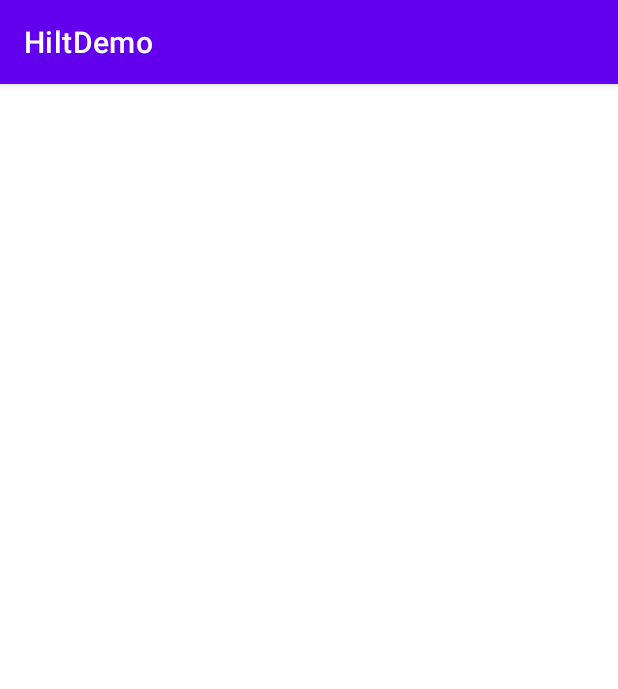
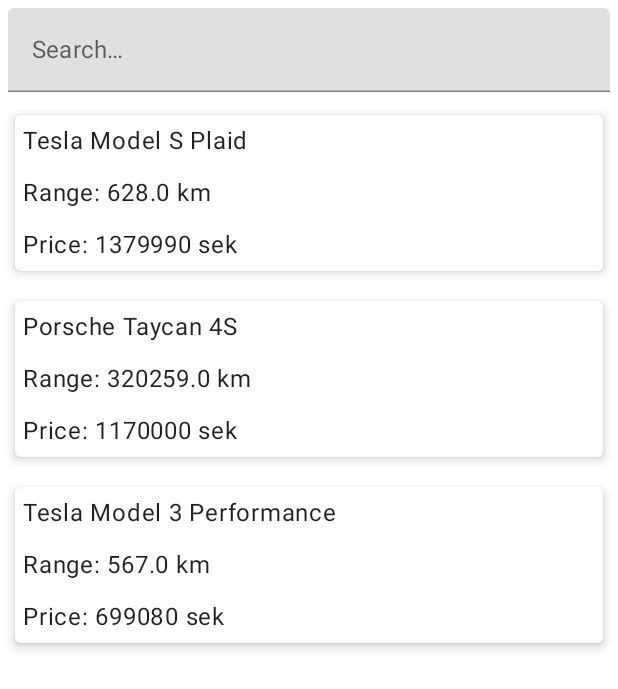
Before and after one commit to HannesHaggander/ev-car-stats, an Android app built with Jetpack Compose: the screen it shows after launch (MainActivity), on a phone screen of 412 x 824 dp. Shown: the top 689 px of the screen. Run offline under Robolectric (Android 15) with nearby library versions, the phone set to English and light mode, and no system bars; our stand-ins replace Dagger/Hilt's generated code, livedata-compose.

Commit message:
add compose ui elements and view model binding

```diff
--- a/app/build.gradle
+++ b/app/build.gradle
@@ -19,6 +19,11 @@ android {
         testInstrumentationRunner "androidx.test.runner.AndroidJUnitRunner"
     }
 
+    buildFeatures {
+        viewBinding true
+        compose true
+    }
+
     buildTypes {
         release {
             minifyEnabled false
@@ -31,6 +36,11 @@ android {
     }
     kotlinOptions {
         jvmTarget = '1.8'
+        useIR = true
+    }
+    composeOptions {
+        kotlinCompilerVersion "1.5.10"
+        kotlinCompilerExtensionVersion "1.0.0-rc01"
     }
 }
 
@@ -54,4 +64,11 @@ dependencies {
     implementation "androidx.navigation:navigation-ui-ktx:$nav_version"
     androidTestImplementation "androidx.navigation:navigation-testing:$nav_version"
 
+    // compose
+    implementation "androidx.compose.ui:ui:$compose_version"
+    implementation "androidx.compose.ui:ui-tooling:$compose_version"
+    implementation "androidx.compose.material:material:$compose_version"
+    implementation "androidx.activity:activity-compose:1.3.0-rc01"
+    implementation "androidx.compose.runtime:runtime-livedata:$compose_version"
+
 }
--- a/app/src/main/java/com/towerowl/hiltdemo/fragment/OverviewFragment.kt
+++ b/app/src/main/java/com/towerowl/hiltdemo/fragment/OverviewFragment.kt
@@ -1,29 +1,118 @@
 package com.towerowl.hiltdemo.fragment
 
 import android.os.Bundle
-import android.util.Log
+import android.view.LayoutInflater
 import android.view.View
+import android.view.ViewGroup
+import androidx.compose.foundation.layout.Column
+import androidx.compose.foundation.layout.fillMaxWidth
+import androidx.compose.foundation.layout.padding
+import androidx.compose.foundation.layout.wrapContentHeight
+import androidx.compose.foundation.lazy.LazyColumn
+import androidx.compose.foundation.lazy.itemsIndexed
+import androidx.compose.material.Card
+import androidx.compose.material.MaterialTheme
+import androidx.compose.material.Text
+import androidx.compose.material.TextField
+import androidx.compose.runtime.Composable
+import androidx.compose.runtime.livedata.observeAsState
+import androidx.compose.ui.Modifier
+import androidx.compose.ui.platform.ComposeView
+import androidx.compose.ui.unit.dp
 import androidx.fragment.app.Fragment
 import androidx.fragment.app.viewModels
 import com.towerowl.hiltdemo.R
+import com.towerowl.hiltdemo.data.Vehicle
 import com.towerowl.hiltdemo.viewmodels.VehicleViewModel
 import dagger.hilt.android.AndroidEntryPoint
 
 @AndroidEntryPoint
-class OverviewFragment : Fragment(R.layout.fragment_overview) {
+class OverviewFragment : Fragment() {
 
     private val vehicleViewModel: VehicleViewModel by viewModels()
 
-    override fun onViewCreated(view: View, savedInstanceState: Bundle?) {
-        super.onViewCreated(view, savedInstanceState)
-        vehicleViewModel.popularVehicles.observe(viewLifecycleOwner) { popularVehicles ->
-            Log.d(TAG, "onViewCreated: ${popularVehicles.joinToString("\n")}")
+    override fun onCreateView(
+        inflater: LayoutInflater,
+        container: ViewGroup?,
+        savedInstanceState: Bundle?
+    ): View = ComposeView(requireActivity()).apply {
+        setContent {
+            Column {
+                val query = vehicleViewModel.searchQuery.observeAsState(initial = "")
+                StatelessVehicleSearchField(
+                    value = query.value,
+                    modifier = Modifier
+                        .wrapContentHeight()
+                        .fillMaxWidth()
+                        .smallPadding()
+                ) {
+                    vehicleViewModel.updateSearchQuery(it)
+                }
+
+                val popularVehicles = vehicleViewModel
+                    .filteredPopularVehicles
+                    .observeAsState(initial = listOf())
+
+                LazyColumn {
+                    itemsIndexed(
+                        items = popularVehicles.value
+                    ) { _, vehicle ->
+                        OverViewItem(vehicle = vehicle)
+                    }
+                }
+            }
         }
-        vehicleViewModel.fetchPopularVehicles()
     }
 
-    companion object {
-        private const val TAG = "OverviewFragment"
+    @Composable
+    fun OverViewItem(vehicle: Vehicle) {
+        MaterialTheme {
+            Card(
+                shape = MaterialTheme.shapes.small,
+                modifier = Modifier
+                    .padding(10.dp)
+                    .fillMaxWidth()
+                    .wrapContentHeight(),
+                elevation = 4.dp
+            ) {
+                Column(modifier = Modifier.fillMaxWidth()) {
+                    InformationText(vehicle.name)
+                    InformationText(
+                        getString(
+                            R.string.generic_range_with_arg,
+                            vehicle.range.toString(),
+                            "km"
+                        )
+                    )
+                    InformationText(
+                        getString(
+                            R.string.generic_price_with_arg,
+                            vehicle.price.toString(),
+                            "sek"
+                        )
+                    )
+                }
+            }
+        }
     }
 
+    @Composable
+    fun InformationText(text: String) {
+        Text(
+            text = text,
+            modifier = Modifier.smallPadding()
+        )
+    }
+
+    @Composable
+    fun StatelessVehicleSearchField(value: String, modifier: Modifier, onChange: (String) -> Unit) {
+        TextField(
+            value = value,
+            onValueChange = onChange,
+            label = { Text(getString(R.string.generic_search)) },
+            modifier = modifier,
+        )
+    }
+
+    private fun Modifier.smallPadding() = padding(5.dp)
 }
--- a/app/src/main/java/com/towerowl/hiltdemo/fragment/VehicleDetailsFragment.kt
+++ b/app/src/main/java/com/towerowl/hiltdemo/fragment/VehicleDetailsFragment.kt
@@ -1,7 +1,6 @@
 package com.towerowl.hiltdemo.fragment
 
 import androidx.fragment.app.Fragment
-import com.towerowl.hiltdemo.R
 
-class VehicleDetailsFragment : Fragment(R.layout.fragment_vehicle_details) {
+class VehicleDetailsFragment : Fragment() {
 }
--- a/app/src/main/java/com/towerowl/hiltdemo/item/VehicleOverviewItem.kt
+++ /dev/null
@@ -1,4 +0,0 @@
-package com.towerowl.hiltdemo.item
-
-class VehicleOverviewItem {
-}
--- a/app/src/main/java/com/towerowl/hiltdemo/viewmodels/VehicleViewModel.kt
+++ b/app/src/main/java/com/towerowl/hiltdemo/viewmodels/VehicleViewModel.kt
@@ -18,14 +18,38 @@ class VehicleViewModel @Inject constructor(
 ) : ViewModel() {
 
     private val _popularVehicles: MutableLiveData<List<Vehicle>> = MutableLiveData()
-    val popularVehicles: LiveData<List<Vehicle>> get() = _popularVehicles
+    private val _filteredPopularVehicles: MutableLiveData<List<Vehicle>> = MutableLiveData()
+    val filteredPopularVehicles: LiveData<List<Vehicle>> get() = _filteredPopularVehicles
+    private val _searchQuery: MutableLiveData<String> = MutableLiveData()
+    val searchQuery: LiveData<String> get() = _searchQuery
+
     private var fetchPopularVehiclesJob: Job? = null
         set(value) {
             field?.cancel()
             field = value
         }
 
-    fun fetchPopularVehicles() {
+    init {
+        fetchPopularVehicles()
+        _popularVehicles.observeForever { popularVehicles ->
+            _filteredPopularVehicles.postValue(
+                searchQuery.value.let { query ->
+                    if (query.isNullOrEmpty()) popularVehicles
+                    else popularVehicles.filter { it.name.contains(query, ignoreCase = true) }
+                }
+            )
+        }
+
+        _searchQuery.observeForever { query ->
+            _filteredPopularVehicles.postValue(
+                if (query.isNullOrEmpty()) _popularVehicles.value
+                else _popularVehicles.value.orEmpty()
+                    .filter { it.name.contains(query, ignoreCase = true) }
+            )
+        }
+    }
+
+    private fun fetchPopularVehicles() {
         viewModelScope.launch(IO) {
             vehicleRepository
                 .getPopularVehicles()
@@ -33,4 +57,9 @@ class VehicleViewModel @Inject constructor(
         }.also { fetchPopularVehiclesJob = it }
     }
 
+    fun updateSearchQuery(query: String) {
+        if (_searchQuery.value == query) return
+        _searchQuery.postValue(query)
+    }
+
 }
--- a/app/src/main/res/layout/fragment_overview.xml
+++ /dev/null
@@ -1,6 +0,0 @@
-<?xml version="1.0" encoding="utf-8"?>
-<androidx.constraintlayout.widget.ConstraintLayout xmlns:android="http://schemas.android.com/apk/res/android"
-    android:layout_width="match_parent"
-    android:layout_height="match_parent">
-
-</androidx.constraintlayout.widget.ConstraintLayout>
--- a/app/src/main/res/layout/fragment_vehicle_details.xml
+++ /dev/null
@@ -1,6 +0,0 @@
-<?xml version="1.0" encoding="utf-8"?>
-<androidx.constraintlayout.widget.ConstraintLayout xmlns:android="http://schemas.android.com/apk/res/android"
-    android:layout_width="match_parent"
-    android:layout_height="match_parent">
-
-</androidx.constraintlayout.widget.ConstraintLayout>
--- a/app/src/main/res/layout/item_vehicle_overview.xml
+++ /dev/null
@@ -1,7 +0,0 @@
-<?xml version="1.0" encoding="utf-8"?>
-<androidx.constraintlayout.widget.ConstraintLayout xmlns:android="http://schemas.android.com/apk/res/android"
-    android:layout_width="match_parent"
-    android:layout_height="wrap_content">
-
-
-</androidx.constraintlayout.widget.ConstraintLayout>
--- a/app/src/main/res/values-night/themes.xml
+++ b/app/src/main/res/values-night/themes.xml
@@ -1,6 +1,6 @@
 <resources xmlns:tools="http://schemas.android.com/tools">
     <!-- Base application theme. -->
-    <style name="Theme.HiltDemo" parent="Theme.MaterialComponents.DayNight.DarkActionBar">
+    <style name="Theme.HiltDemo" parent="Theme.MaterialComponents.DayNight.NoActionBar">
         <!-- Primary brand color. -->
         <item name="colorPrimary">@color/purple_200</item>
         <item name="colorPrimaryVariant">@color/purple_700</item>
--- a/app/src/main/res/values/strings.xml
+++ b/app/src/main/res/values/strings.xml
@@ -1,3 +1,6 @@
 <resources>
     <string name="app_name">HiltDemo</string>
+    <string name="generic_range_with_arg">Range: %s %s</string>
+    <string name="generic_price_with_arg">Price: %s %s</string>
+    <string name="generic_search">Search…</string>
 </resources>
--- a/app/src/main/res/values/themes.xml
+++ b/app/src/main/res/values/themes.xml
@@ -1,6 +1,6 @@
 <resources xmlns:tools="http://schemas.android.com/tools">
     <!-- Base application theme. -->
-    <style name="Theme.HiltDemo" parent="Theme.MaterialComponents.DayNight.DarkActionBar">
+    <style name="Theme.HiltDemo" parent="Theme.MaterialComponents.DayNight.NoActionBar">
         <!-- Primary brand color. -->
         <item name="colorPrimary">@color/purple_500</item>
         <item name="colorPrimaryVariant">@color/purple_700</item>
--- a/build.gradle
+++ b/build.gradle
@@ -1,10 +1,11 @@
 // Top-level build file where you can add configuration options common to all sub-projects/modules.
 buildscript {
     ext {
-        kotlin_version = "1.5.20"
+        kotlin_version = "1.5.10"
         hilt_version = "2.35"
         nav_version = "2.3.5"
         groupie_version = "2.9.0"
+        compose_version = "1.0.0-rc01"
     }
     repositories {
         google()
```
Also changed, not shown: gradle/wrapper/gradle-wrapper.properties.
